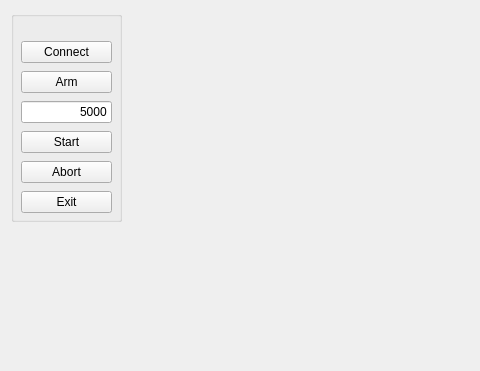
RI-SE/ATOS, file server_gui/mainwindow.ui: the form before one commit; both pictures show x 0 to 480 and y 0 to 371 of the 1341 by 741 pixel window.
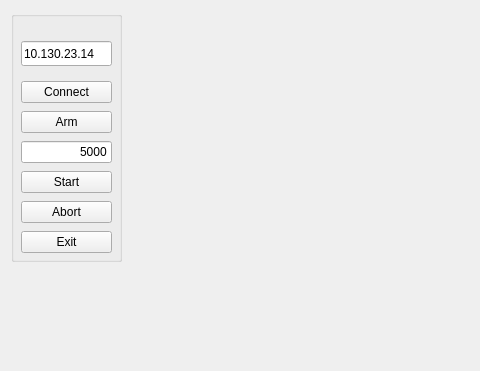
The form after the commit. Icons and pictures are not drawn. Custom widgets are drawn as their Qt base class.

Diff of the .ui file:
```diff
--- a/server_gui/mainwindow.ui
+++ b/server_gui/mainwindow.ui
@@ -27,7 +27,7 @@
          <x>0</x>
          <y>0</y>
          <width>111</width>
-         <height>211</height>
+         <height>251</height>
         </rect>
        </property>
        <property name="layoutDirection">
@@ -43,7 +43,7 @@
         <property name="geometry">
          <rect>
           <x>10</x>
-          <y>150</y>
+          <y>190</y>
           <width>91</width>
           <height>22</height>
          </rect>
@@ -56,7 +56,7 @@
         <property name="geometry">
          <rect>
           <x>10</x>
-          <y>180</y>
+          <y>220</y>
           <width>91</width>
           <height>22</height>
          </rect>
@@ -78,7 +78,7 @@
         <property name="geometry">
          <rect>
           <x>10</x>
-          <y>90</y>
+          <y>130</y>
           <width>91</width>
           <height>22</height>
          </rect>
@@ -97,7 +97,7 @@
         <property name="geometry">
          <rect>
           <x>10</x>
-          <y>30</y>
+          <y>70</y>
           <width>91</width>
           <height>22</height>
          </rect>
@@ -110,7 +110,7 @@
         <property name="geometry">
          <rect>
           <x>10</x>
-          <y>60</y>
+          <y>100</y>
           <width>91</width>
           <height>22</height>
          </rect>
@@ -123,7 +123,7 @@
         <property name="geometry">
          <rect>
           <x>10</x>
-          <y>120</y>
+          <y>160</y>
           <width>91</width>
           <height>22</height>
          </rect>
@@ -132,6 +132,19 @@
          <string>Start</string>
         </property>
        </widget>
+       <widget class="QLineEdit" name="ipLineEdit">
+        <property name="geometry">
+         <rect>
+          <x>10</x>
+          <y>30</y>
+          <width>91</width>
+          <height>25</height>
+         </rect>
+        </property>
+        <property name="text">
+         <string>10.130.23.14</string>
+        </property>
+       </widget>
       </widget>
      </widget>
     </item>
```
Left out of the diff: 2 changed lines with no effect on the pictures.
